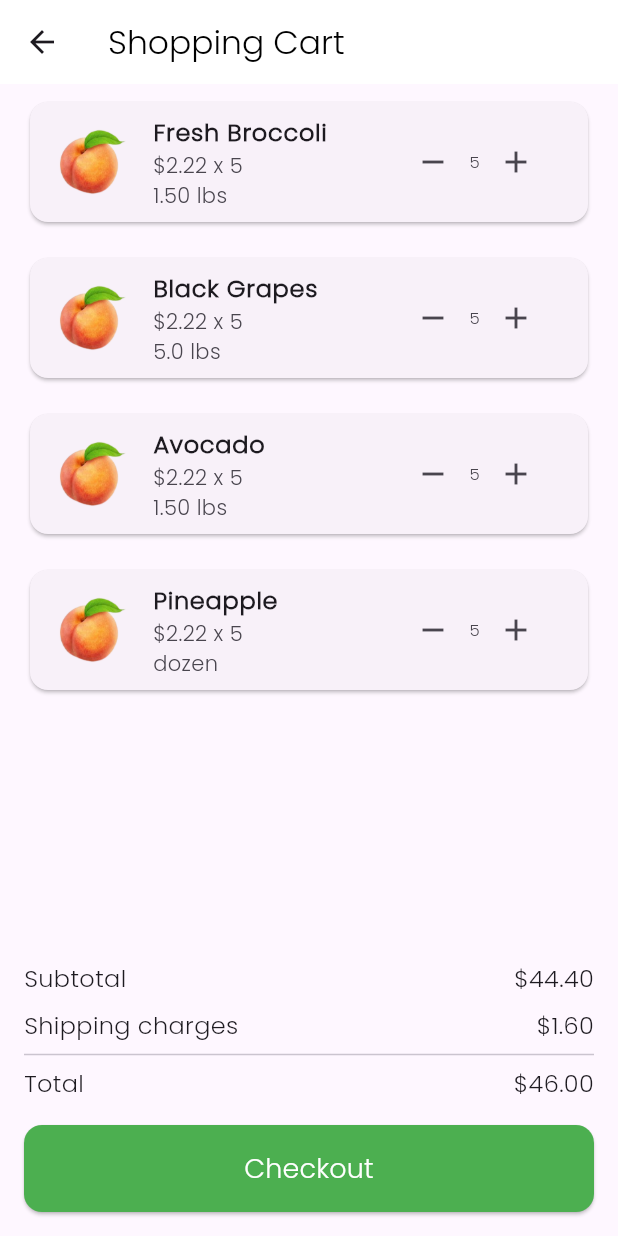
After one commit to Filipe794/Flutter-Grocery-App, a Flutter app: the screen it shows after launch, on a phone screen of 412 x 824 dp. The commit adds this screen. Run offline on Flutter 3.47's test engine with Material 3 defaults, Android fonts, the phone set to English and light mode, and no system bars; missing offline and left inert: add_to_cart_button.

Commit message:
primeira versão do carrinho de compras e da página de categorias. Refatorando alguns widgets para reaproveitar.

```diff
--- a/lib/main.dart
+++ b/lib/main.dart
@@ -1,7 +1,9 @@
 import 'package:flutter/material.dart';
+import 'package:groceryapp/screens/categoriespage.dart';
 import 'package:groceryapp/screens/homepage.dart';
 import 'package:groceryapp/screens/productpage.dart';
 import 'package:groceryapp/screens/profile.dart';
+import 'package:groceryapp/screens/shoppingcart.dart';
 
 void main() {
   runApp(const MyApp());
@@ -20,7 +22,7 @@ class MyApp extends StatelessWidget {
         useMaterial3: true,
         fontFamily: 'Poppins'
       ),
-      home: HomePage(),
+      home: ShoppingCartPage(),
     );
   }
 }
--- a/lib/screens/homepage.dart
+++ b/lib/screens/homepage.dart
@@ -43,7 +43,7 @@ class HomePage extends StatelessWidget {
                 // Ícones de categorias
                 SizedBox(
                   height: 75,
-                  child: Iconcarousel(),
+                  child: IconCarousel(),
                 ),
 
                 SizedBox(height: 10),
@@ -61,7 +61,7 @@ class HomePage extends StatelessWidget {
                             productQuantity: 'dozen',
                           ),
                           ProductCard(
-                            imageUrl: 'lib/assets/apple.png',
+                            imageUrl: 'lib/assets/peach.png',
                             productName: 'Fresh Apple',
                             productPrice: '\$5.00',
                             productQuantity: 'kg',
@@ -79,7 +79,7 @@ class HomePage extends StatelessWidget {
                             productQuantity: 'dozen',
                           ),
                           ProductCard(
-                            imageUrl: 'lib/assets/apple.png',
+                            imageUrl: 'lib/assets/peach.png',
                             productName: 'Fresh Apple',
                             productPrice: '\$5.00',
                             productQuantity: 'kg',
--- /dev/null
+++ b/lib/screens/shoppingcart.dart
@@ -0,0 +1,106 @@
+import 'package:flutter/material.dart';
+import 'package:groceryapp/widgets/cartitem.dart'; // Certifique-se de que o caminho está correto
+import 'package:groceryapp/widgets/pricerow.dart';
+import 'package:groceryapp/widgets/custombutton.dart';
+
+class ShoppingCartPage extends StatefulWidget {
+  @override
+  _ShoppingCartPageState createState() => _ShoppingCartPageState();
+}
+
+class _ShoppingCartPageState extends State<ShoppingCartPage> {
+  final List<Map<String, dynamic>> cartItems = [
+    {
+      'name': 'Fresh Broccoli',
+      'price': 2.22,
+      'quantity': 5,
+      'weight': '1.50 lbs',
+      'image': 'lib/assets/peach.png',
+    },
+    {
+      'name': 'Black Grapes',
+      'price': 2.22,
+      'quantity': 5,
+      'weight': '5.0 lbs',
+      'image': 'lib/assets/peach.png',
+    },
+    {
+      'name': 'Avocado',
+      'price': 2.22,
+      'quantity': 5,
+      'weight': '1.50 lbs',
+      'image': 'lib/assets/peach.png',
+    },
+    {
+      'name': 'Pineapple',
+      'price': 2.22,
+      'quantity': 5,
+      'weight': 'dozen',
+      'image': 'lib/assets/peach.png',
+    },
+  ];
+
+  @override
+  Widget build(BuildContext context) {
+    double subtotal = cartItems.fold(0, (sum, item) => sum + item['price'] * item['quantity']);
+    double shippingCharges = 1.6;
+    double total = subtotal + shippingCharges;
+
+    return Scaffold(
+      appBar: AppBar(
+        leading: BackButton(),
+        title: const Text('Shopping Cart', style: TextStyle(color: Colors.black)),
+        backgroundColor: Colors.white,
+        elevation: 0,
+      ),
+      body: Column(
+        children: [
+          Expanded(
+            child: ListView.builder(
+              itemCount: cartItems.length,
+              itemBuilder: (context, index) {
+                final item = cartItems[index];
+                return CartItem(
+                  item: item,
+                  onRemove: () {
+                    setState(() {
+                      cartItems.removeAt(index);
+                    });
+                  },
+                  onAdd: (int quantityChange) {
+                    setState(() {
+                      if (cartItems[index]['quantity'] + quantityChange >= 0) {
+                        cartItems[index]['quantity'] += quantityChange;
+                      }
+                    });
+                  },
+                );
+
+
+              },
+            ),
+          ),
+          Padding(
+            padding: const EdgeInsets.all(16.0),
+            child: Column(
+              children: [
+                PriceRow(label: 'Subtotal', value: subtotal),
+                const SizedBox(height: 8),
+                PriceRow(label: 'Shipping charges', value: shippingCharges),
+                const Divider(),
+                PriceRow(label: 'Total', value: total),
+                const SizedBox(height: 16),
+                CustomButton(
+                  onPressed: () {
+                    // Lógica para checkout
+                  },
+                  buttonText: "Checkout",
+                ),
+              ],
+            ),
+          ),
+        ],
+      ),
+    );
+  }
+}
--- /dev/null
+++ b/lib/widgets/cartitem.dart
@@ -0,0 +1,73 @@
+import 'package:flutter/material.dart';
+class CartItem extends StatelessWidget {
+  final Map<String, dynamic> item;
+  final Function onRemove;
+  final Function onAdd;
+
+  const CartItem({
+    required this.item,
+    required this.onRemove,
+    required this.onAdd,
+    Key? key,
+  }) : super(key: key);
+
+  @override
+  Widget build(BuildContext context) {
+    return Dismissible(
+      key: Key(item['name']),
+      direction: DismissDirection.endToStart,
+      onDismissed: (direction) {
+        onRemove();
+        ScaffoldMessenger.of(context).showSnackBar(
+            SnackBar(content: Text('${item['name']} removed'))
+        );
+      },
+      background: Container(
+        color: Colors.red,
+        alignment: Alignment.centerRight,
+        child: const Padding(
+          padding: EdgeInsets.only(right: 20),
+          child: Icon(Icons.delete, color: Colors.white),
+        ),
+      ),
+      child: Padding(
+        padding: const EdgeInsets.symmetric(horizontal: 16, vertical: 8),
+        child: Card(
+          child: ListTile(
+            leading: Image.asset(item['image'], width: 50, height: 50),
+            title: Text(item['name'], style: const TextStyle(fontWeight: FontWeight.bold)),
+            subtitle: Column(
+              crossAxisAlignment: CrossAxisAlignment.start,
+              children: [
+                Text('\$${item['price']} x ${item['quantity']}'),
+                Text(item['weight']),
+              ],
+            ),
+            trailing: SizedBox(
+              width: 120,
+              child: Row(
+                mainAxisSize: MainAxisSize.min,
+                mainAxisAlignment: MainAxisAlignment.end,
+                children: [
+                  IconButton(
+                    icon: const Icon(Icons.remove),
+                    onPressed: () {
+                      if (item['quantity'] > 0) {
+                        onAdd(-1); // Decrease quantity
+                      }
+                    },
+                  ),
+                  Text('${item['quantity']}'),
+                  IconButton(
+                    icon: const Icon(Icons.add),
+                    onPressed: () => onAdd(1), // Increase quantity
+                  ),
+                ],
+              ),
+            ),
+          ),
+        ),
+      ),
+    );
+  }
+}
--- /dev/null
+++ b/lib/widgets/custombutton.dart
@@ -0,0 +1,26 @@
+import 'package:flutter/material.dart';
+
+class CustomButton extends StatelessWidget {
+  final VoidCallback onPressed;
+  final String buttonText;
+
+  const CustomButton({required this.onPressed, required this.buttonText, Key? key}) : super(key: key);
+
+  @override
+  Widget build(BuildContext context) {
+    return SizedBox(
+      width: double.infinity,
+      child: ElevatedButton(
+        style: ElevatedButton.styleFrom(
+          padding: const EdgeInsets.symmetric(vertical: 16),
+          backgroundColor: Colors.green,
+          shape: RoundedRectangleBorder(
+            borderRadius: BorderRadius.circular(12),
+          ),
+        ),
+        onPressed: onPressed,
+        child: Text(buttonText, style: const TextStyle(fontSize: 18, color: Colors.white)),
+      ),
+    );
+  }
+}
--- /dev/null
+++ b/lib/widgets/pricerow.dart
@@ -0,0 +1,19 @@
+import 'package:flutter/material.dart';
+
+class PriceRow extends StatelessWidget {
+  final String label;
+  final double value;
+
+  const PriceRow({required this.label, required this.value, Key? key}) : super(key: key);
+
+  @override
+  Widget build(BuildContext context) {
+    return Row(
+      mainAxisAlignment: MainAxisAlignment.spaceBetween,
+      children: [
+        Text(label, style: const TextStyle(fontSize: 16)),
+        Text('\$${value.toStringAsFixed(2)}', style: const TextStyle(fontSize: 16)),
+      ],
+    );
+  }
+}
--- a/pubspec.yaml
+++ b/pubspec.yaml
@@ -36,6 +36,8 @@ dependencies:
   # Use with the CupertinoIcons class for iOS style icons.
   cupertino_icons: ^1.0.8
   add_to_cart_button: ^0.0.6
+  line_icons: ^2.0.0
+  fluttericon: ^2.0.0
 
 dev_dependencies:
   flutter_test:
@@ -62,6 +64,7 @@ flutter:
   # To add assets to your application, add an assets section, like this:
   assets:
     - lib/assets/
+    - lib/assets/icons-carousel/
 
   # An image asset can refer to one or more resolution-specific "variants", see
   # https://flutter.dev/to/resolution-aware-images
```
Also changed, not shown: lib/screens/categoriespage.dart (added, +105 -0 lines), lib/screens/productpage.dart (+5 -8 lines), lib/widgets/addtocart.dart (+9 -23 lines), lib/widgets/categorycard.dart (added, +66 -0 lines), lib/widgets/iconcarousel.dart (+24 -23 lines), lib/assets/apple.png (deleted), lib/assets/icons-carousel/apple.png (added), lib/assets/icons-carousel/baby.png (added), lib/assets/icons-carousel/food.png (added), lib/assets/icons-carousel/olive-oil.png (added), lib/assets/icons-carousel/salad.png (added), lib/assets/icons-carousel/soda (1).png (added), lib/assets/icons-carousel/vacuum.png (added), pubspec.lock.
